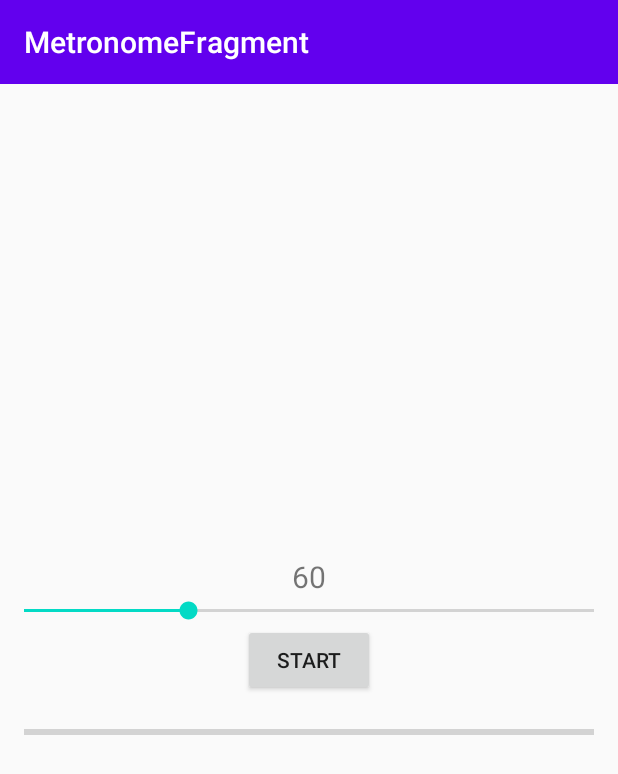
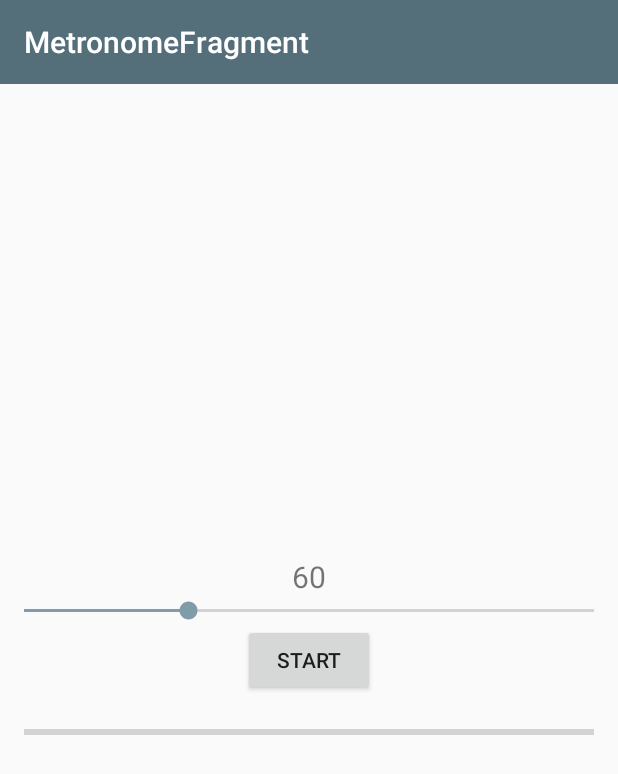
Before and after one commit to kenz/MetronomeForWear, an Android app: the screen it shows after launch (MetronomeActivity), on a phone screen of 412 x 824 dp. Shown: the top 774 px of the screen. Run offline under Robolectric (Android 15) with nearby library versions, the phone set to English and light mode, and no system bars; our stand-ins replace Dagger/Hilt's generated code, data binding, navigation-ui; libraries missing offline, so code that uses them is left out: androidx.hilt, androidx.hilt.lifecycle.

Commit message:
set color.

```diff
--- a/mobile/src/main/res/values/colors.xml
+++ b/mobile/src/main/res/values/colors.xml
@@ -1,6 +1,7 @@
 <?xml version="1.0" encoding="utf-8"?>
 <resources>
-    <color name="colorPrimary">#6200EE</color>
-    <color name="colorPrimaryDark">#3700B3</color>
-    <color name="colorAccent">#03DAC5</color>
+    <color name="colorPrimary">#546e7a</color>
+    <color name="colorPrimaryDark">#29434e</color>
+    <color name="colorAccent">#819ca9</color>
+
 </resources>
```
Also changed, not shown: mobile/src/main/res/layout/item_bpm.xml (added, +37 -0 lines).
